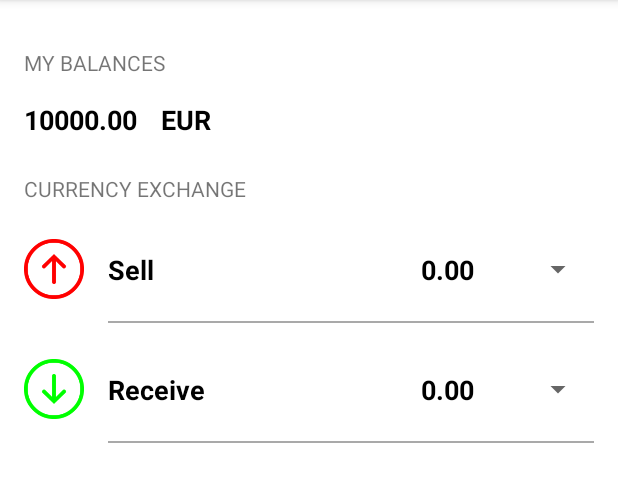
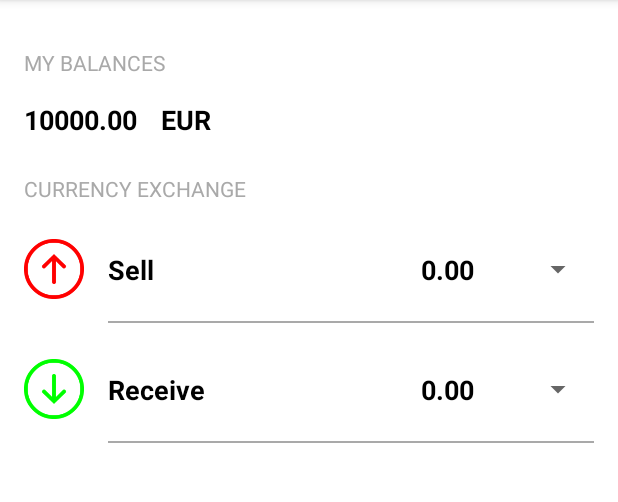
Before and after one commit to VaruzhSargsyan/ExamExchange, an Android app: the screen it shows after launch (MainActivity), on a phone screen of 412 x 824 dp, the part 84-586 px from its top. Run offline under Robolectric (Android 15) with nearby library versions, the phone set to English and light mode, and no system bars; our stand-ins replace Room's generated code; network calls fail; 1 statement that could not run was skipped.

Commit message:
- updated themes to support light and night themes

```diff
--- a/app/src/main/java/com/app/examexchange/ui/custom/CurrencyView.kt
+++ b/app/src/main/java/com/app/examexchange/ui/custom/CurrencyView.kt
@@ -73,7 +73,7 @@ class CurrencyView : ConstraintLayout {
                 val imageId = getResourceId(R.styleable.CurrencyViewStyleable_image_id, R.drawable.image_arrow_down)
                 val imageColor = getColor(R.styleable.CurrencyViewStyleable_image_color, Color.RED)
                 val textId = getString(R.styleable.CurrencyViewStyleable_text_id)
-                val textColor = getColor(R.styleable.CurrencyViewStyleable_text_color, Color.BLACK)
+                val textColor = getColor(R.styleable.CurrencyViewStyleable_text_color, Color.GRAY)
 
                 binding.imageType.setImageResource(imageId)
                 binding.imageType.imageTintList = ColorStateList.valueOf(imageColor)
@@ -109,6 +109,7 @@ class CurrencyView : ConstraintLayout {
         this.listCurrencies = listCurrencies
 
         adapter = ArrayAdapter(context, R.layout.list_item_currency_spinner, listCurrencies)
+        adapter?.setDropDownViewResource(R.layout.list_item_currency_spinner)
         binding.spinnerCurrency.adapter = adapter
 
         binding.spinnerCurrency.onItemSelectedListener = onItemSelectedListener
--- a/app/src/main/res/layout/activity_main.xml
+++ b/app/src/main/res/layout/activity_main.xml
@@ -55,7 +55,7 @@
             android:layout_marginTop="@dimen/small_margin"
             app:layout_constraintTop_toBottomOf="@id/textTitleExchange"
             app:text_id="@string/text_sell"
-            app:text_color="@color/black"
+            app:text_color="?attr/textColorPrimary"
             app:image_id="@drawable/image_arrow_up"
             app:image_color="@color/red"/>
 
@@ -65,7 +65,7 @@
             android:layout_height="wrap_content"
             android:layout_marginTop="@dimen/small_margin"
             app:text_id="@string/text_receive"
-            app:text_color="@color/black"
+            app:text_color="?attr/textColorPrimary"
             app:image_id="@drawable/image_arrow_down"
             app:image_color="@color/green"
             app:layout_constraintTop_toBottomOf="@id/viewCell"/>
--- a/app/src/main/res/layout/list_item_currency_spinner.xml
+++ b/app/src/main/res/layout/list_item_currency_spinner.xml
@@ -3,5 +3,6 @@
     xmlns:android="http://schemas.android.com/apk/res/android"
     android:id="@+id/textValue"
     style="@style/BalanceTextStyle"
-    android:layout_width="match_parent"
+    android:padding="8dp"
+    android:layout_width="wrap_content"
     android:text="1000.00"/>
--- a/app/src/main/res/layout/view_currency.xml
+++ b/app/src/main/res/layout/view_currency.xml
@@ -37,7 +37,8 @@
     <Spinner
         android:id="@+id/spinnerCurrency"
         android:layout_width="wrap_content"
-        android:layout_height="wrap_content"
+        android:layout_height="?attr/dropdownListPreferredItemHeight"
+        android:dropDownWidth="150dp"
         app:layout_constraintTop_toTopOf="parent"
         app:layout_constraintBottom_toBottomOf="parent"
         app:layout_constraintEnd_toEndOf="parent"/>
--- a/app/src/main/res/values-night/themes.xml
+++ b/app/src/main/res/values-night/themes.xml
@@ -13,5 +13,8 @@
         <item name="android:statusBarColor" tools:targetApi="l">?attr/colorPrimaryVariant</item>
         <!-- Customize your theme here. -->
         <item name="colorPrimaryTransparent">@color/primary_transparent</item>
+
+        <item name="textColorPrimary">@color/white</item>
+        <item name="textColorSecondary">@color/gray</item>
     </style>
 </resources>
--- a/app/src/main/res/values/colors.xml
+++ b/app/src/main/res/values/colors.xml
@@ -10,5 +10,7 @@
     <color name="white">#FFFFFFFF</color>
     <color name="red">#FF0000</color>
     <color name="green">#00FF00</color>
+    <color name="gray">#A9A9A9</color>
+
     <color name="separator">#A9A9A9</color>
 </resources>
--- a/app/src/main/res/values/styles.xml
+++ b/app/src/main/res/values/styles.xml
@@ -1,11 +1,16 @@
 <?xml version="1.0" encoding="utf-8"?>
 <resources>
+
+    <attr format="color" name="textColorPrimary"/>
+    <attr format="color" name="textColorSecondary"/>
+    <attr format="color" name="colorPrimaryTransparent"/>
 
     <style name="TitleStyle">
         <item name="android:layout_height">wrap_content</item>
         <item name="android:layout_width">wrap_content</item>
         <item name="android:layout_marginTop">@dimen/middle_margin</item>
         <item name="android:textSize">14sp</item>
+        <item name="android:textColor">?attr/textColorSecondary</item>
         <item name="textAllCaps">true</item>
     </style>
 
@@ -14,7 +19,7 @@
         <item name="android:layout_width">wrap_content</item>
         <item name="android:layout_marginEnd">@dimen/middle_margin</item>
         <item name="android:textSize">18sp</item>
-        <item name="android:textColor">@color/black</item>
+        <item name="android:textColor">?attr/textColorPrimary</item>
         <item name="android:textStyle">bold</item>
     </style>
 
@@ -30,11 +35,9 @@
         <item name="android:layout_marginBottom">8dp</item>
         <item name="android:padding">4dp</item>
         <item name="android:textSize">16sp</item>
-        <item name="android:textColor">@color/black</item>
+        <item name="android:textColor">?attr/textColorPrimary</item>
         <item name="android:textStyle">bold</item>
         <item name="android:background">@null</item>
     </style>
 
-    <attr format="color" name="colorPrimaryTransparent"/>
-
 </resources>
--- a/app/src/main/res/values/themes.xml
+++ b/app/src/main/res/values/themes.xml
@@ -13,5 +13,8 @@
         <item name="android:statusBarColor" tools:targetApi="l">?attr/colorPrimaryVariant</item>
         <!-- Customize your theme here. -->
         <item name="colorPrimaryTransparent">@color/primary_transparent</item>
+
+        <item name="textColorPrimary">@color/black</item>
+        <item name="textColorSecondary">@color/gray</item>
     </style>
 </resources>
```
Also changed, not shown: app/src/main/java/com/app/examexchange/application/Application.kt (+10 -2 lines).
